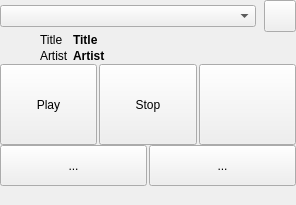
First picture: the form in src/TinyMainWindow.ui, repository soramimi/SkyMPC, before the edit.
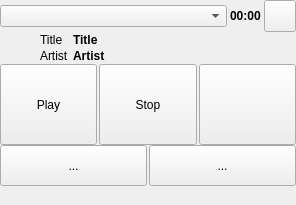
Second picture: the form after the edit. Icons and pictures are not drawn. Custom widgets are drawn as their Qt base class.

Diff of the .ui file:
```diff
--- a/src/TinyMainWindow.ui
+++ b/src/TinyMainWindow.ui
@@ -36,10 +36,30 @@
     <item>
      <layout class="QHBoxLayout" name="horizontalLayout_2">
       <property name="spacing">
-       <number>8</number>
+       <number>3</number>
       </property>
       <item>
-       <widget class="ServersComboBox" name="comboBox_servers"/>
+       <widget class="ServersComboBox" name="comboBox_servers">
+        <property name="sizePolicy">
+         <sizepolicy hsizetype="Expanding" vsizetype="Fixed">
+          <horstretch>0</horstretch>
+          <verstretch>0</verstretch>
+         </sizepolicy>
+        </property>
+       </widget>
+      </item>
+      <item>
+       <widget class="QLabel" name="label_clock">
+        <property name="font">
+         <font>
+          <weight>75</weight>
+          <bold>true</bold>
+         </font>
+        </property>
+        <property name="text">
+         <string>00:00</string>
+        </property>
+       </widget>
       </item>
       <item>
        <widget class="QToolButton" name="toolButton_close">
```
